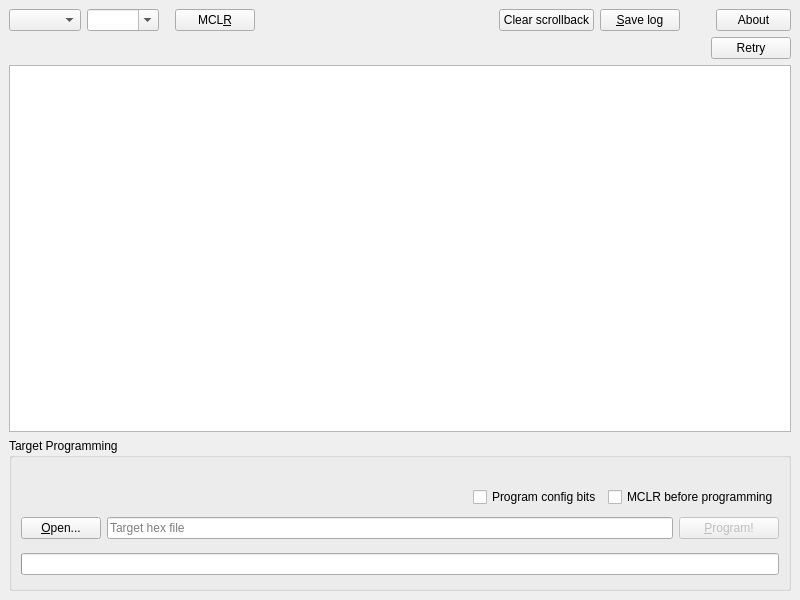
Above: src/mainwindow.ui from thirtythreeforty/bullycpp before the change. Below: the same form after it.
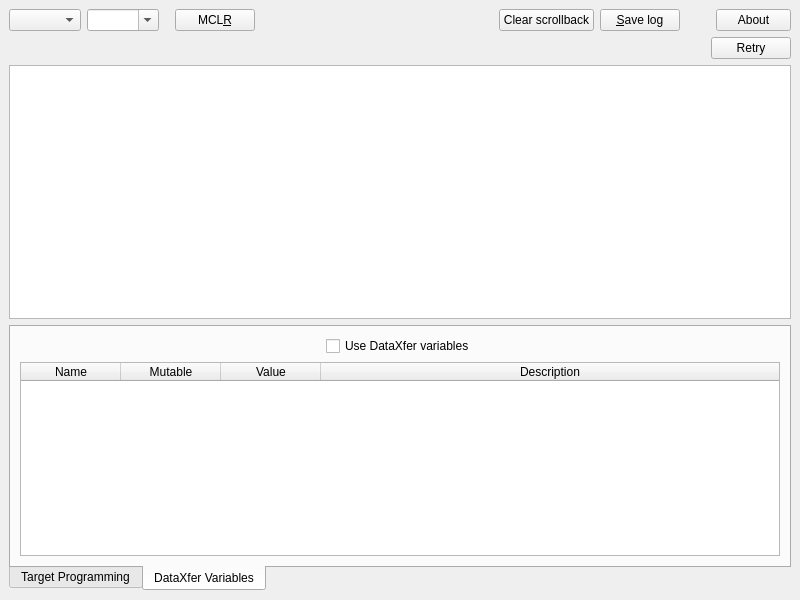
That is the form after the change. The open tabs and pages were chosen to show the change. Custom widgets are drawn as their Qt base class.

Commit message: Build DataXfer interface

Diff of the .ui file:
```diff
--- a/src/mainwindow.ui
+++ b/src/mainwindow.ui
@@ -188,11 +188,24 @@
      </widget>
     </item>
     <item>
-     <widget class="QGroupBox" name="programmingGroupBox">
-      <property name="title">
+     <widget class="CollapsingQTabWidget" name="tabWidget">
+      <property name="sizePolicy">
+       <sizepolicy hsizetype="Expanding" vsizetype="Preferred">
+        <horstretch>0</horstretch>
+        <verstretch>0</verstretch>
+       </sizepolicy>
+      </property>
+      <property name="tabPosition">
+       <enum>QTabWidget::South</enum>
+      </property>
+      <property name="currentIndex">
+       <number>0</number>
+      </property>
+      <widget class="QWidget" name="target_programming">
+       <attribute name="title">
        <string>Target Programming</string>
-      </property>
-      <layout class="QVBoxLayout" name="verticalLayout_2">
+       </attribute>
+       <layout class="QVBoxLayout" name="verticalLayout_3">
        <item>
         <widget class="QLabel" name="programmingErrorLabel">
          <property name="font">
@@ -349,6 +362,84 @@
        </item>
       </layout>
      </widget>
+      <widget class="QWidget" name="dataxfer_vars">
+       <attribute name="title">
+        <string>DataXfer Variables</string>
+       </attribute>
+       <layout class="QVBoxLayout" name="verticalLayout_2">
+        <item>
+         <layout class="QHBoxLayout" name="dataXferLayout">
+          <item>
+           <spacer name="horizontalSpacer_5">
+            <property name="orientation">
+             <enum>Qt::Horizontal</enum>
+            </property>
+            <property name="sizeHint" stdset="0">
+             <size>
+              <width>40</width>
+              <height>20</height>
+             </size>
+            </property>
+           </spacer>
+          </item>
+          <item>
+           <widget class="QCheckBox" name="useDataXferCheckBox">
+            <property name="text">
+             <string>Use DataXfer variables</string>
+            </property>
+           </widget>
+          </item>
+          <item>
+           <spacer name="horizontalSpacer_6">
+            <property name="orientation">
+             <enum>Qt::Horizontal</enum>
+            </property>
+            <property name="sizeHint" stdset="0">
+             <size>
+              <width>40</width>
+              <height>20</height>
+             </size>
+            </property>
+           </spacer>
+          </item>
+         </layout>
+        </item>
+        <item>
+         <widget class="QTableWidget" name="dataXferTable">
+          <property name="showGrid">
+           <bool>false</bool>
+          </property>
+          <attribute name="horizontalHeaderStretchLastSection">
+           <bool>true</bool>
+          </attribute>
+          <attribute name="verticalHeaderVisible">
+           <bool>false</bool>
+          </attribute>
+          <column>
+           <property name="text">
+            <string>Name</string>
+           </property>
+          </column>
+          <column>
+           <property name="text">
+            <string>Mutable</string>
+           </property>
+          </column>
+          <column>
+           <property name="text">
+            <string>Value</string>
+           </property>
+          </column>
+          <column>
+           <property name="text">
+            <string>Description</string>
+           </property>
+          </column>
+         </widget>
+        </item>
+       </layout>
+      </widget>
+     </widget>
     </item>
    </layout>
   </widget>
@@ -359,6 +450,12 @@
    <extends>QPlainTextEdit</extends>
    <header>InterceptQPlainTextEdit.h</header>
   </customwidget>
+  <customwidget>
+   <class>CollapsingQTabWidget</class>
+   <extends>QTabWidget</extends>
+   <header>CollapsingQTabWidget.h</header>
+   <container>1</container>
+  </customwidget>
  </customwidgets>
  <resources/>
  <connections/>
```
Lines whose indentation alone changed are shown as unchanged. The commit also changes 3 other files.
